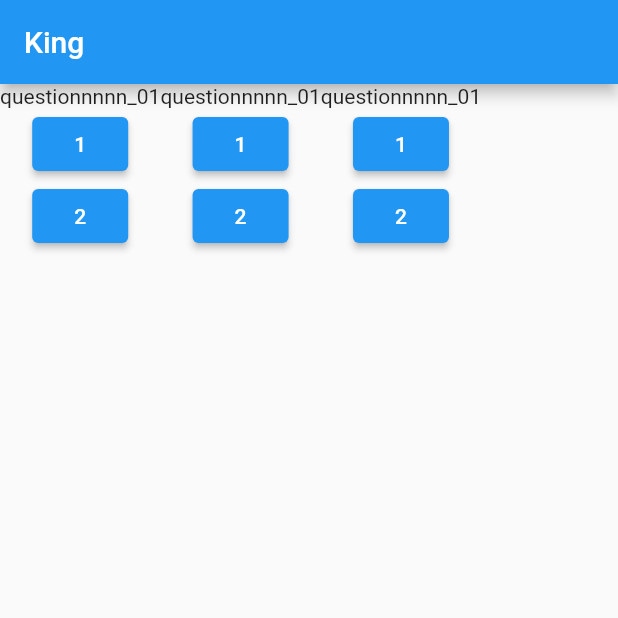
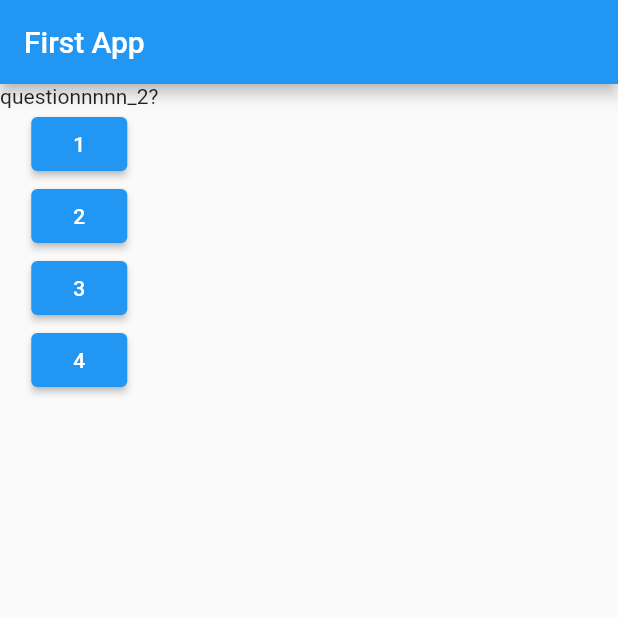
Before and after one commit to Ibrahim-Lokman/RedDot_Learning, a Flutter app: the screen it shows after launch, after a tap on an icon or button, on a phone screen of 412 x 824 dp, the top half of it. Run offline on Flutter 3.47's test engine with Material 2 defaults, Android fonts, the phone set to English and light mode, and no system bars.

Commit message:
Priveate modifier adde

```diff
--- a/lib/main.dart
+++ b/lib/main.dart
@@ -6,66 +6,51 @@ void main() {
   runApp(MyApp());
 }
 
-class MyApp extends StatelessWidget {
+class MyApp extends StatefulWidget {
+  @override
+  State<MyApp> createState() => _MyAppState();
+}
+
+class _MyAppState extends State<MyApp> {
   var questionIndex = 0;
 
-  void selectedAnswer(){
+  void answerSelected(){
+
+    setState(() {
       questionIndex++;
+    });
     print(questionIndex);
   }
 
   @override
   Widget build(BuildContext context) {
-    var questions = ["questionnnnn_01","questionnnnn_2"];
+    var questions = ["questionnnnn_01?","questionnnnn_2?"];
     return MaterialApp (
       home : Scaffold(
         appBar: AppBar(
-          title : Text("King"),
+          title : Text("First App"),
         ),
-        body: Row(
-          children: [
-            Column(
+        body: Column(
           children: [
                   Text(questions[questionIndex]),
                   ElevatedButton(
                       child: Text("1"),
-                      onPressed: selectedAnswer, //function defined above
+                      onPressed: answerSelected,
                    ),
                   ElevatedButton(
                       child: Text("2"),
-              onPressed: selectedAnswer, // anonymous function
+                      onPressed: answerSelected,
+                   ),
+                   ElevatedButton(
+                      child: Text("3"),
+                      onPressed: answerSelected,
+                   ),
+                  ElevatedButton(
+                      child: Text("4"),
+                      onPressed: answerSelected,
                    ),
           ],
-        ),
-        Column(
-          children: [
-            Text(questions[questionIndex]),
-            ElevatedButton(
-              child: Text("1"),
-              onPressed: selectedAnswer, //function defined above
-            ),
-            ElevatedButton(
-              child: Text("2"),
-              onPressed: selectedAnswer, // anonymous function
-            ),
-          ],
-        ),
-        Column(
-          children: [
-            Text(questions[questionIndex]),
-            ElevatedButton(
-              child: Text("1"),
-              onPressed: selectedAnswer, //function defined above
-            ),
-            ElevatedButton(
-              child: Text("2"),
-              onPressed: selectedAnswer, // anonymous function
-            ),
-          ],
-        ),
-
-          ],
-        ),
+        )
         )
     );
   }
```
Lines whose indentation alone changed are shown as unchanged.
